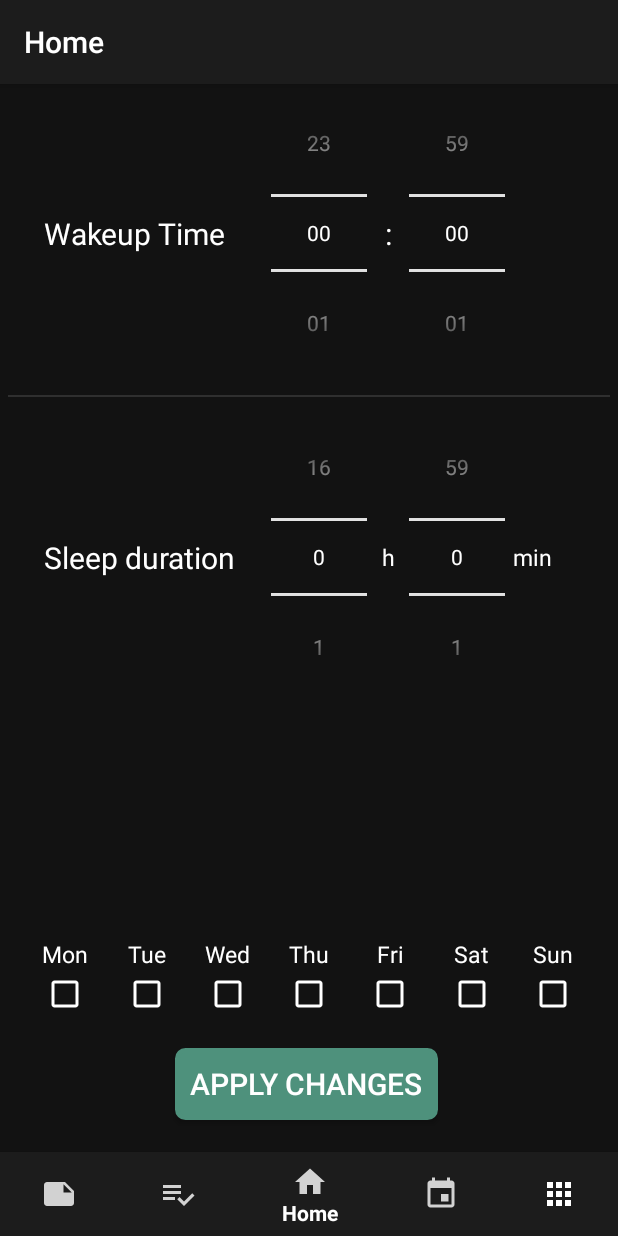
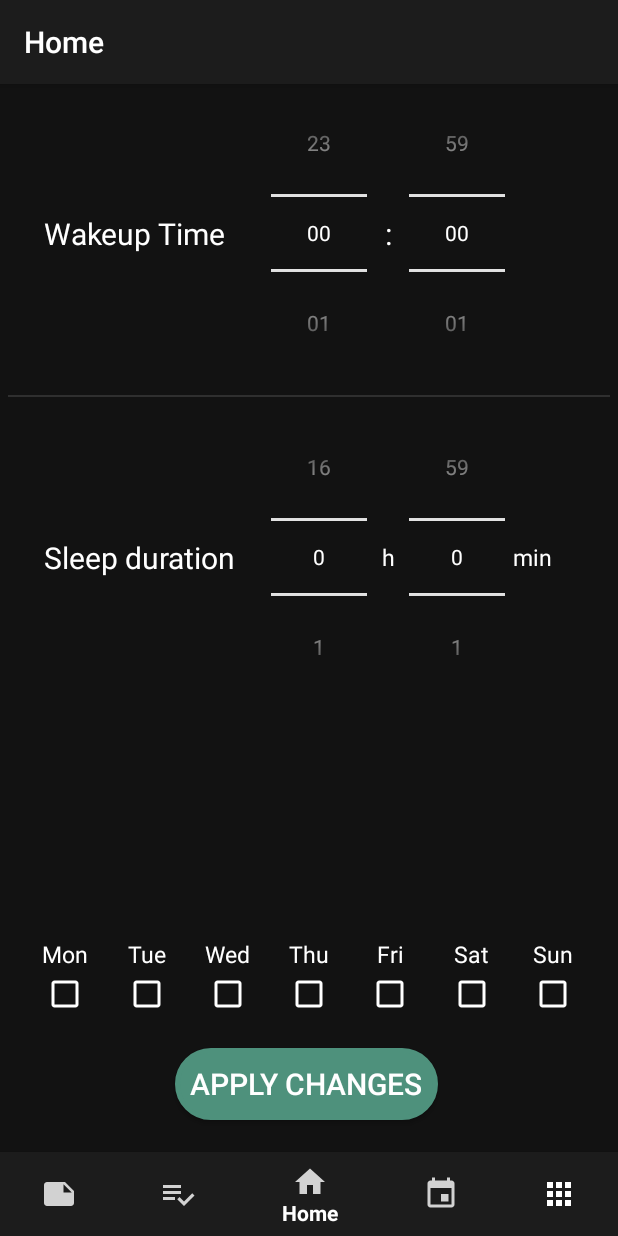
Before and after one commit to RayLeaf-Studios/PocketPlan, an Android app: the fragment SleepFragment placed in its activity, on a phone screen of 412 x 824 dp. Run offline under Robolectric (Android 15) with nearby library versions, the phone set to English and light mode, and no system bars; Roboto replaces fonts that are not available here.

Commit message:
updated todo.txt, fixed small problem with the color button in the noteEdit fragment and rounded up add birthday button

```diff
--- a/app/src/main/java/com/example/j7_003/ToDo.txt
+++ b/app/src/main/java/com/example/j7_003/ToDo.txt
@@ -65,17 +65,15 @@ important Tasks:
     - delete notes by press and hold (mark multiple)
 
 random tasks:
-    - sleep reminder structure / module page
-    - add notes module
     - improve task display in home panel
     - add shopping list module
-    - add sleep reminder
     - plan exact layout of main panel
     - plan calendar layout
     - replace all colors and values like text size with resource references
     - handle loading and saving of settings
     - figure out how to open keyboard in write note fragment (without using toggleSoftinput, which
     causes keyboard to stay open even if app is closed)
+    - realtime note color in the edit screen
 
 ideas:
     - add ability to store simple text notes, organized in folders, (mark them with colors)
--- a/app/src/main/res/drawable-xhdpi/round_corner_accent.xml
+++ b/app/src/main/res/drawable-xhdpi/round_corner_accent.xml
@@ -12,5 +12,5 @@
         android:bottom="1dp"
         android:top="1dp" />
 
-    <corners android:radius="5dp" />
+    <corners android:radius="50dp" />
 </shape>
--- a/app/src/main/res/layout/appbar_write_note.xml
+++ b/app/src/main/res/layout/appbar_write_note.xml
@@ -30,7 +30,7 @@
         android:layout_margin="10dp"
         android:layout_width="30dp"
         android:layout_height="30dp"
-        android:background="@color/colorNoteYellow"
+        android:background="@android:color/transparent"
         android:text=""
         android:textColor="@color/colorOnBackGround" />
 
```
Also changed, not shown: app/src/main/java/com/example/j7_003/fragments/WriteNoteFragment.kt (+11 -4 lines).
